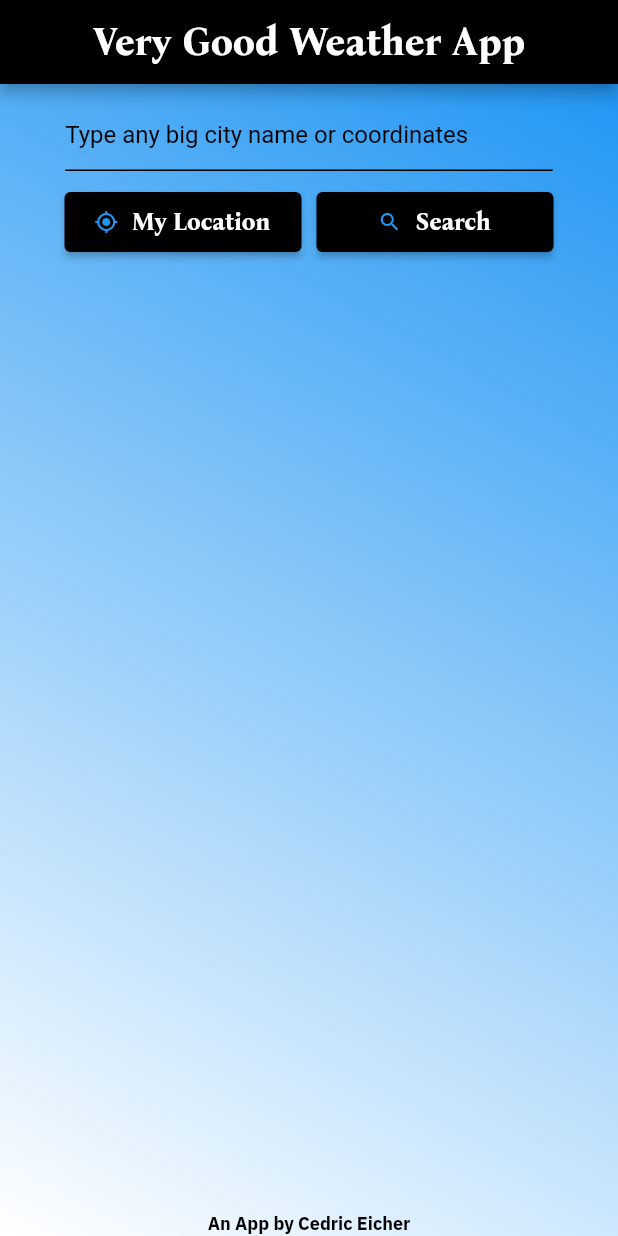
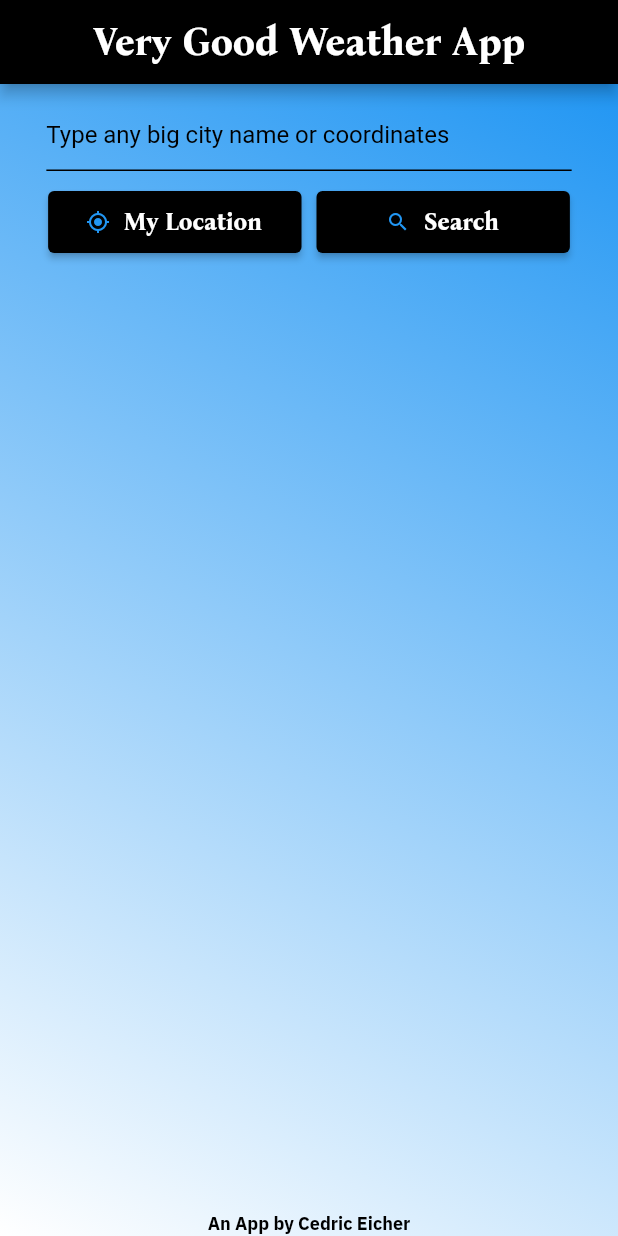
Before and after one commit to cedriceicher10/VeryGoodWeatherApp, a Flutter app: the screen it shows after launch, on a phone screen of 412 x 824 dp. Run offline on Flutter 3.47's test engine with Material 2 defaults, Android fonts, the phone set to English and light mode, and no system bars; our stand-ins replace flutter_bloc, location, weather_icons.

Commit message:
Added app sizing class, modified screen sizing to fit large devices based on % w/h

```diff
--- /dev/null
+++ b/lib/models/app_sizing.dart
@@ -0,0 +1,56 @@
+import 'package:flutter/material.dart';
+
+class AppSizing {
+  BuildContext context;
+  double textFieldWidth = 0; // 325
+  double topButtonWidth = 0; // 158
+  double topButtonHeight = 0; // 40
+  double bottomButtonWidth = 0; // 138
+  double bottomButtonHeight = 0; // 30
+  double spacing = 0; // 10
+  double weatherContainerWidth = 0; // 325
+  double weatherContainerHeight = 0; // 405
+
+  AppSizing(this.context) {
+    textFieldWidth = getTextFieldWidth();
+    topButtonWidth = getTopButtonWidth();
+    topButtonHeight = getTopButtonHeight();
+    bottomButtonWidth = getBottomButtonWidth();
+    bottomButtonHeight = getBottomButtonHeight();
+    spacing = getSpacing();
+    weatherContainerWidth = getWeatherContainerWidth();
+    weatherContainerHeight = getWeatherContainerHeight();
+  }
+
+  double getTextFieldWidth() {
+    return MediaQuery.of(context).size.width * 0.85; // 325
+  }
+
+  double getTopButtonWidth() {
+    return MediaQuery.of(context).size.width * 0.41; // 158
+  }
+
+  double getTopButtonHeight() {
+    return MediaQuery.of(context).size.height * 0.05; // 40
+  }
+
+  double getBottomButtonWidth() {
+    return MediaQuery.of(context).size.width * 0.35; // 138
+  }
+
+  double getBottomButtonHeight() {
+    return getTopButtonHeight() / 2; // 30
+  }
+
+  double getSpacing() {
+    return 10; // 10
+  }
+
+  double getWeatherContainerWidth() {
+    return MediaQuery.of(context).size.width * 0.80; // 325
+  }
+
+  double getWeatherContainerHeight() {
+    return MediaQuery.of(context).size.height * 0.60; // 405
+  }
+}
--- a/lib/utils/formatted_text.dart
+++ b/lib/utils/formatted_text.dart
@@ -24,6 +24,8 @@ class FormattedText extends StatelessWidget {
   Widget build(BuildContext context) {
     return Padding(
         padding: const EdgeInsets.all(1),
+        child: FittedBox(
+            fit: BoxFit.fitWidth,
             child: Text(
               text,
               textAlign: align,
@@ -34,6 +36,6 @@ class FormattedText extends StatelessWidget {
                 fontStyle: style,
                 color: color,
               ),
-        ));
+            )));
   }
 }
--- a/lib/weather_screen.dart
+++ b/lib/weather_screen.dart
@@ -5,20 +5,14 @@ import 'package:url_launcher/url_launcher.dart';
 import 'package:verygoodweatherapp/utils/styles.dart';
 import 'package:verygoodweatherapp/models/weather_package.dart';
 import 'package:verygoodweatherapp/weather_cubit.dart';
+import 'package:verygoodweatherapp/models/app_sizing.dart';
+import 'package:verygoodweatherapp/models/app_theme.dart';
 import 'package:verygoodweatherapp/models/meta_weather.dart';
-import 'package:verygoodweatherapp/models/app_theme.dart';
 import 'package:verygoodweatherapp/models/user_location.dart';
 import 'package:verygoodweatherapp/utils/formatted_text.dart';
 
 // Global sizes for easy manipulation and tinkering
-double textFieldWidth = 325;
-double topButtonWidth = 158;
-double topButtonHeight = 40;
-double bottomButtonWidth = 138;
-double bottomButtonHeight = 30;
-double spacing = 10;
-double weatherContainerWidth = 325;
-double weatherContainerHeight = 405;
+late AppSizing appSize;
 
 class WeatherScreen extends StatefulWidget {
   const WeatherScreen({Key? key}) : super(key: key);
@@ -28,16 +22,14 @@ class WeatherScreen extends StatefulWidget {
 }
 
 class _WeatherScreenState extends State<WeatherScreen> {
-  // The text in the TextField
   final TextEditingController _text = TextEditingController();
-  // Saved globally to allow url_launcher to access
-  int _locId = -1;
-
   UserLocation userLocation = UserLocation();
   AppTheme theme = AppTheme();
+  int _locId = -1;
 
   @override
   Widget build(BuildContext context) {
+    appSize = AppSizing(context);
     // The GestureDetector allows taps by the user to dismiss the keyboard
     return GestureDetector(
         onTap: () {
@@ -59,17 +51,18 @@ class _WeatherScreenState extends State<WeatherScreen> {
                   decoration: theme.getBackgroundFade(weather.weatherState),
                   child: Center(
                     child: Column(children: [
-                      SizedBox(height: spacing),
-                      SizedBox(width: textFieldWidth, child: searchBar()),
-                      SizedBox(height: spacing),
+                      SizedBox(height: appSize.spacing),
+                      SizedBox(
+                          width: appSize.textFieldWidth, child: searchBar()),
+                      SizedBox(height: appSize.spacing),
                       Row(
                           mainAxisAlignment: MainAxisAlignment.center,
                           children: [
                             myLocationButton(),
-                            SizedBox(width: spacing),
+                            SizedBox(width: appSize.spacing),
                             searchButton()
                           ]),
-                      SizedBox(height: spacing * 2),
+                      SizedBox(height: appSize.spacing * 2),
                       // Fade upon reloads to alert user something is happening
                       AnimatedSwitcher(
                           duration: const Duration(milliseconds: 200),
@@ -137,7 +130,7 @@ class _WeatherScreenState extends State<WeatherScreen> {
         },
         style: ElevatedButton.styleFrom(
             primary: Colors.black,
-            fixedSize: Size(topButtonWidth, topButtonHeight)),
+            fixedSize: Size(appSize.topButtonWidth, appSize.topButtonHeight)),
         child: Row(mainAxisAlignment: MainAxisAlignment.center, children: [
           const Icon(
             Icons.my_location_sharp,
@@ -164,7 +157,7 @@ class _WeatherScreenState extends State<WeatherScreen> {
         },
         style: ElevatedButton.styleFrom(
             primary: Colors.black,
-            fixedSize: Size(topButtonWidth, topButtonHeight)),
+            fixedSize: Size(appSize.topButtonWidth, appSize.topButtonHeight)),
         child: Row(mainAxisAlignment: MainAxisAlignment.center, children: [
           const Icon(
             Icons.search,
@@ -188,27 +181,28 @@ class _WeatherScreenState extends State<WeatherScreen> {
     } else {
       // Weather found succesfully
       return Container(
-          width: weatherContainerWidth,
-          height: weatherContainerHeight,
-          padding: EdgeInsets.all(spacing),
+          width: appSize.weatherContainerWidth,
+          height: appSize.weatherContainerHeight,
+          padding: EdgeInsets.all(appSize.spacing),
           child: weatherDisplay(weather));
     }
   }
 
   Widget weatherDisplay(WeatherPackage weather) {
     _locId = weather.locationId;
-    return Column(children: [
+    return SingleChildScrollView(
+        child: Column(children: [
       weatherTitle(weather.locationName),
       updateTimeText('Updated at ${weather.updateTime}'),
-      SizedBox(height: spacing),
+      SizedBox(height: appSize.spacing),
       currentTempText(weather.currentTemp.toStringAsFixed(0),
           weather.isFahrenheit, weather.weatherState),
-      SizedBox(height: spacing / 2),
+      SizedBox(height: appSize.spacing / 2),
       hiLoTempText(weather.highTemp.toStringAsFixed(0),
           weather.lowTemp.toStringAsFixed(0), weather.isFahrenheit),
-      SizedBox(height: spacing / 2),
+      SizedBox(height: appSize.spacing / 2),
       weatherStateText(weather.weatherState),
-      SizedBox(height: spacing * 2),
+      SizedBox(height: appSize.spacing * 2),
       Row(mainAxisAlignment: MainAxisAlignment.center, children: [
         Column(
           mainAxisAlignment: MainAxisAlignment.center,
@@ -221,7 +215,7 @@ class _WeatherScreenState extends State<WeatherScreen> {
                 MetaWeather.airPressure)
           ],
         ),
-        SizedBox(width: spacing * 2),
+        SizedBox(width: appSize.spacing * 2),
         Column(
           mainAxisAlignment: MainAxisAlignment.start,
           crossAxisAlignment: CrossAxisAlignment.start,
@@ -234,21 +228,15 @@ class _WeatherScreenState extends State<WeatherScreen> {
           ],
         ),
       ]),
-      SizedBox(height: spacing),
+      SizedBox(height: appSize.spacing),
       Row(mainAxisAlignment: MainAxisAlignment.center, children: [
         toggleUnitsButton(),
-        SizedBox(width: spacing),
+        SizedBox(width: appSize.spacing),
         refreshButton(weather)
       ]),
-      // Force to bottom
-      Expanded(
-        child: Align(
-          alignment: FractionalOffset.bottomCenter,
-          child: metaWeatherConsiderationText(
-              'View this weather on MetaWeather.com'),
-        ),
-      ),
-    ]);
+      SizedBox(height: appSize.spacing),
+      metaWeatherConsiderationText('View this weather on MetaWeather.com')
+    ]));
   }
 
   Widget toggleUnitsButton() {
@@ -264,7 +252,8 @@ class _WeatherScreenState extends State<WeatherScreen> {
         },
         style: ElevatedButton.styleFrom(
             primary: Colors.black,
-            fixedSize: Size(bottomButtonWidth, bottomButtonHeight)),
+            fixedSize:
+                Size(appSize.bottomButtonWidth, appSize.bottomButtonHeight)),
         child: Row(mainAxisAlignment: MainAxisAlignment.center, children: [
           const Icon(
             Icons.switch_right_sharp,
@@ -291,7 +280,8 @@ class _WeatherScreenState extends State<WeatherScreen> {
         },
         style: ElevatedButton.styleFrom(
             primary: Colors.black,
-            fixedSize: Size(bottomButtonWidth, bottomButtonHeight)),
+            fixedSize:
+                Size(appSize.bottomButtonWidth, appSize.bottomButtonHeight)),
         child: Row(mainAxisAlignment: MainAxisAlignment.center, children: [
           const Icon(
             Icons.refresh_sharp,
@@ -315,7 +305,7 @@ class _WeatherScreenState extends State<WeatherScreen> {
       crossAxisAlignment: CrossAxisAlignment.start,
       children: [
         metricIcon,
-        SizedBox(width: spacing),
+        SizedBox(width: appSize.spacing),
         FormattedText(
             text: text,
             size: fontSizeExtraSmall,
@@ -363,7 +353,7 @@ class _WeatherScreenState extends State<WeatherScreen> {
         crossAxisAlignment: CrossAxisAlignment.start,
         children: [
           weatherStateIcon,
-          SizedBox(width: spacing * 2.5),
+          SizedBox(width: appSize.spacing * 2.5),
           FormattedText(
               text: text,
               size: fontSizeExtraLarge * 1.5,
@@ -454,7 +444,7 @@ class _WeatherScreenState extends State<WeatherScreen> {
     String text =
         'The location you chose could not be found or does not have weather at this time. \nPlease try again.\n\nTip:\nTry big cities (e.g. San Diego) or even \ncoordinates with the format \n33.8121, -117.9190. \n\nAnd be sure to check your spelling!';
     return SizedBox(
-        width: weatherContainerWidth,
+        width: appSize.weatherContainerWidth,
         child: FormattedText(
             text: text,
             size: fontSizeSmaller,
```
Lines whose indentation alone changed are shown as unchanged.
